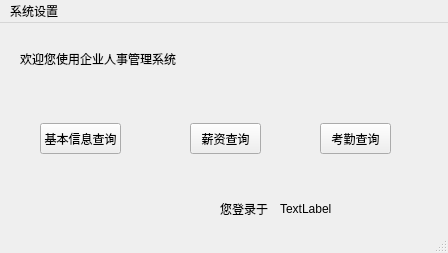
This is ManageSystem/user.ui in skyformat99/ManagerSystem as Qt 5 draws it before an edit. The edited form follows.
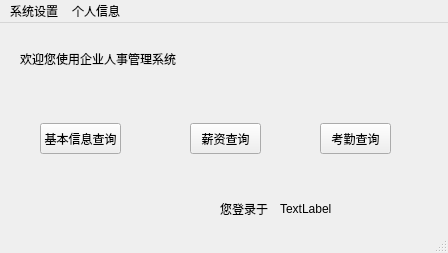
This is the edited form.

Commit message: 第三版 加入了员工基本信息表，实现了添加新员工、查询员工信息及薪资的功能

The edit to the form file:
```diff
--- a/ManageSystem/user.ui
+++ b/ManageSystem/user.ui
@@ -102,7 +102,7 @@
      <height>23</height>
     </rect>
    </property>
-   <widget class="QMenu" name="menu_file">
+   <widget class="QMenu" name="systemMenu">
     <property name="title">
      <string>系统设置</string>
     </property>
@@ -111,7 +111,15 @@
     <addaction name="alterAction"/>
     <addaction name="logoutAction"/>
    </widget>
-   <addaction name="menu_file"/>
+   <widget class="QMenu" name="personMenu">
+    <property name="title">
+     <string>个人信息</string>
+    </property>
+    <addaction name="selectAction"/>
+    <addaction name="alterAction_2"/>
+   </widget>
+   <addaction name="systemMenu"/>
+   <addaction name="personMenu"/>
   </widget>
   <widget class="QStatusBar" name="statusbar"/>
   <action name="aboutAction">
```
Left out of the diff: 10 changed lines with no effect on the pictures. The commit also changes 39 other files.
